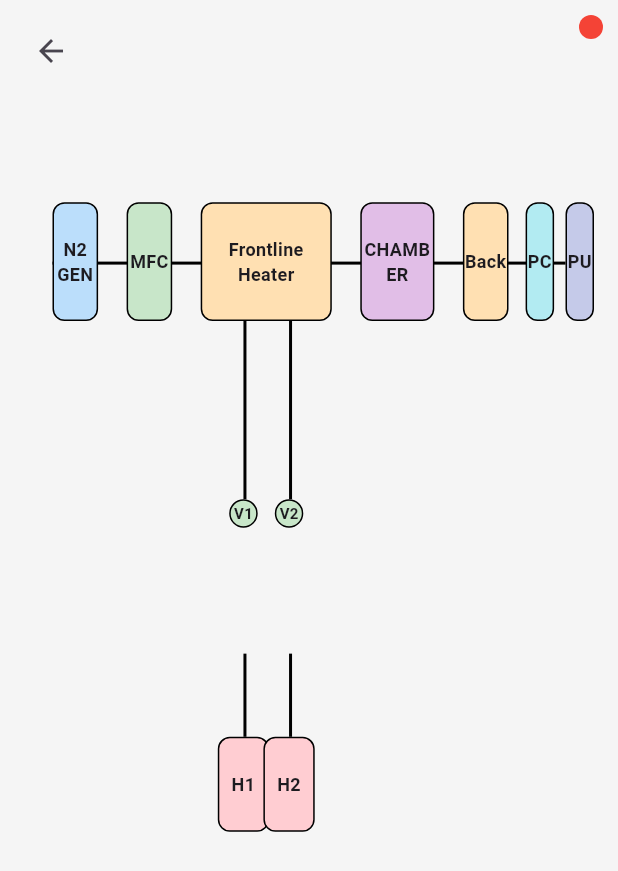
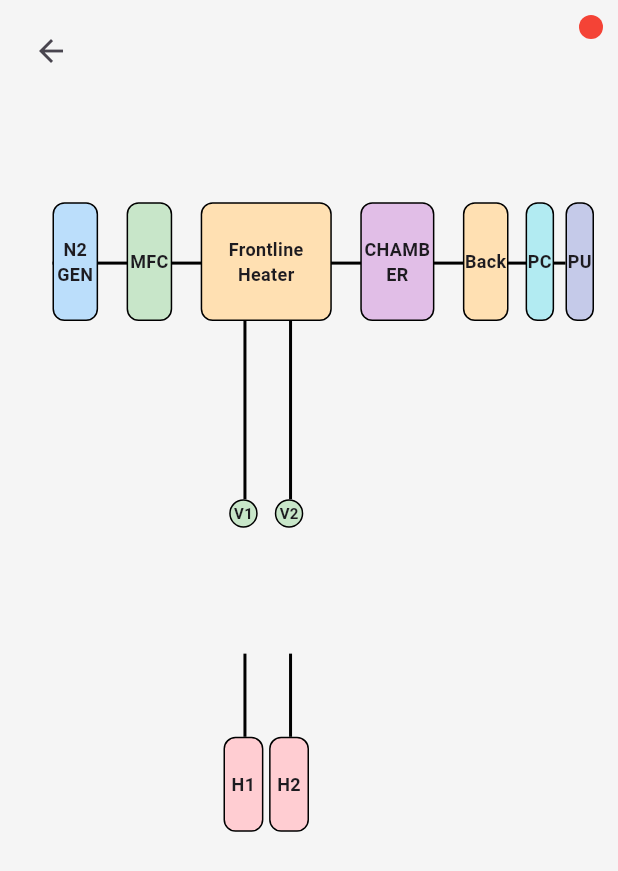
Before and after one commit to Albaraazain/atomicoat_stage_2, a Flutter app: the SystemControlScreen screen opened by its route, on a phone screen of 412 x 824 dp. Shown: the top 871 px of the screen. Run offline on Flutter 3.47's test engine with Material 3 defaults, Android fonts, the phone set to English and light mode, and no system bars; our stand-ins replace fl_chart, flutter_svg, hive, hive_flutter, shared_preferences; accounts and stored records are empty.

Commit message:
reduced h1 and h2 size abit they were overlaping

```diff
--- a/lib/widgets/system_diagram.dart
+++ b/lib/widgets/system_diagram.dart
@@ -40,17 +40,18 @@ class SystemDiagram extends StatelessWidget {
             _buildValve(width, height, 'v2', 'V2', 0.44, 0.4),
 
             // Connections from valves to heaters
-            _buildConnection(width, height, 0.385, 0.53, 0.465, 0.6),
+            _buildConnection(width, height, 0.385, 0.53, 0.385, 0.6),
             _buildConnection(width, height, 0.465, 0.53, 0.465, 0.6),
 
-            // Heaters
-            _buildComponent(width, height, 'h1', 'H1', 0.34, 0.6, 0.09, 0.08, Colors.red[100]!),
-            _buildComponent(width, height, 'h2', 'H2', 0.42, 0.6, 0.09, 0.08, Colors.red[100]!),
+            // Heaters (width reduced from 0.09 to 0.07 and repositioned to stay centered)
+            _buildComponent(width, height, 'h1', 'H1', 0.35, 0.6, 0.07, 0.08, Colors.red[100]!),
+            _buildComponent(width, height, 'h2', 'H2', 0.43, 0.6, 0.07, 0.08, Colors.red[100]!),
           ],
         );
       },
     );
   }
+
 
   Widget _buildComponent(double width, double height, String id, String label, double x, double y, double widthFactor, double heightFactor, Color color) {
     return Positioned(
```
